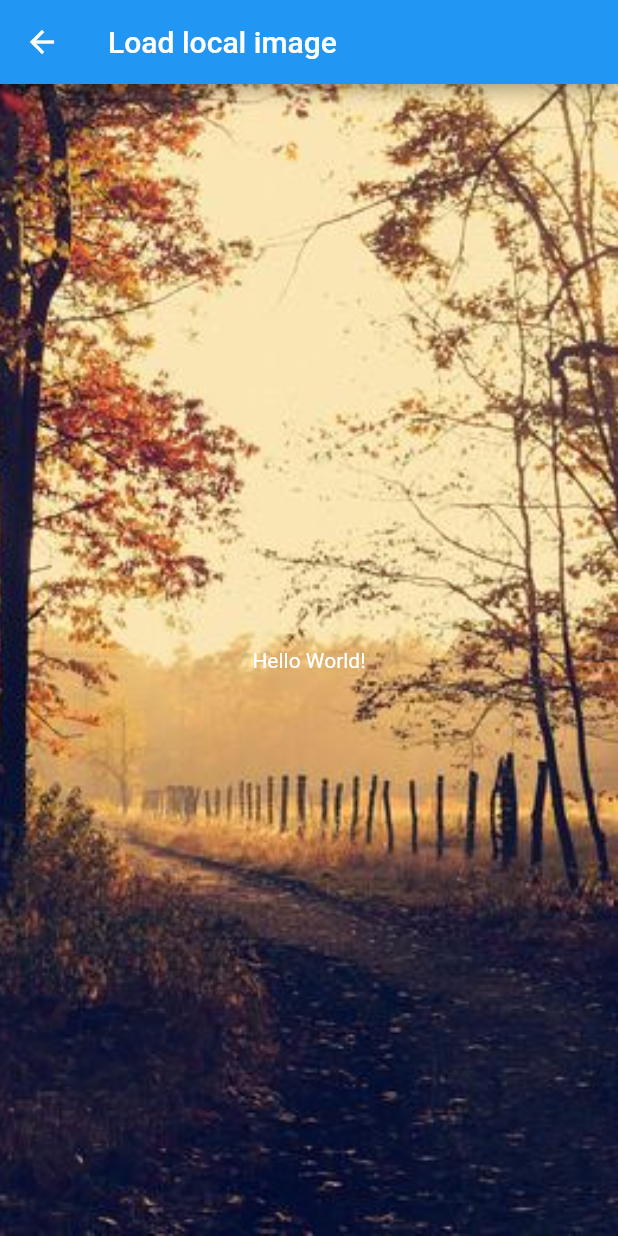
After one commit to leonhaft/flutterstart, a Flutter app: the HomeImagePage screen opened directly, on a phone screen of 412 x 824 dp. The commit adds this screen. Run offline on Flutter 3.47's test engine with Material 2 defaults, Android fonts, the phone set to English and light mode, and no system bars; our stand-ins replace carousel_slider.

```diff
--- a/lib/home.dart
+++ b/lib/home.dart
@@ -1,4 +1,5 @@
 import "package:flutter/material.dart";
+import 'package:carousel_slider/carousel_slider.dart';
 
 // class HomePage extends StatelessWidget {
 //   const HomePage({Key? key}) : super(key: key);
@@ -27,6 +28,22 @@ class HomePage extends StatefulWidget {
 class _HomePageState extends State<HomePage> {
   @override
   Widget build(BuildContext context) {
+    Widget carouselWidget = new Container(
+      child: new CarouselSlider(
+          items: <Widget>[
+            Image.asset("images/carousels/1.jpg"),
+            Image.asset("images/carousels/2.jpg"),
+            Image.asset("images/carousels/3.jpg"),
+            Image.asset("images/carousels/4.jpg")
+          ],
+          options: new CarouselOptions(
+            height: 400,
+            aspectRatio: 16 / 9,
+            autoPlay: false,
+            autoPlayAnimationDuration: Duration(milliseconds: 800),
+            autoPlayCurve: Curves.fastOutSlowIn,
+          )),
+    );
     return Scaffold(
       appBar: AppBar(
         backgroundColor: Colors.blue,
@@ -100,6 +117,9 @@ class _HomePageState extends State<HomePage> {
           ],
         ),
       ),
+      body: new ListView(
+        children: [carouselWidget],
+      ),
     );
   }
 }
--- /dev/null
+++ b/lib/homeimage.dart
@@ -0,0 +1,33 @@
+import "package:flutter/material.dart";
+
+class HomeImagePage extends StatefulWidget {
+  const HomeImagePage({Key? key}) : super(key: key);
+
+  @override
+  _HomeImagePageState createState() => _HomeImagePageState();
+}
+
+class _HomeImagePageState extends State<HomeImagePage> {
+  @override
+  Widget build(BuildContext context) {
+    return Scaffold(
+        appBar: AppBar(
+          title: Text("Load local image"),
+        ),
+        body: Container(
+          child: Center(
+            child: Text(
+              "Hello World!",
+              style: TextStyle(color: Colors.white),
+            ),
+          ),
+          // Set the image as the background of the Container
+          decoration: BoxDecoration(
+              image: DecorationImage(
+                  // Load image from assets
+                  image: AssetImage('images/carousels/1.jpg'),
+                  // Make the image cover the whole area
+                  fit: BoxFit.cover)),
+        ));
+  }
+}
```
Also changed, not shown: pubspec.yaml (+12 -0 lines), images/avatars/avatar-c.png (renamed from images/avatar-c.png), images/avatars/avatar-d.png (renamed from images/avatar-d.png), images/avatars/avatar-j.png (renamed from images/avatar-j.png), images/avatars/avatar-k.png (renamed from images/avatar-k.png), images/carousels/1.jpg (added), images/carousels/11.jpg (added), images/carousels/2.jpg (added), images/carousels/3.jpg (added), images/carousels/4.jpg (added), images/carousels/5.jpg (added), images/carousels/6.jpg (added), pubspec.lock, 1 other file.
